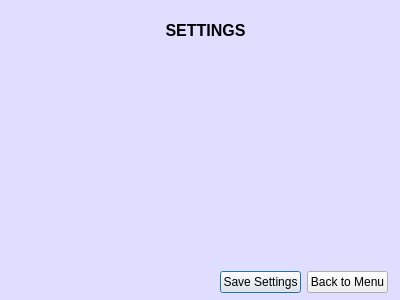
Above: Game/settingsdialog.ui from miikka0000/BusDestroyer2000-Game-with-Qt before the change. Below: the same form after it.
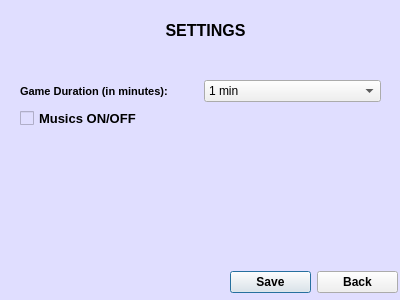
That is the form after the change. Icons and pictures are not drawn.

Commit message: alustettu settingsDialogia ja edistetty sitä. Siirretty musiikkiasetus kokonaan tänne MainMenusta ja generoitu QComboBox peliajan valitsemista varten

What changed in the file:
```diff
--- a/Game/settingsdialog.ui
+++ b/Game/settingsdialog.ui
@@ -42,7 +42,7 @@
   <widget class="QWidget" name="">
    <property name="geometry">
     <rect>
-     <x>220</x>
+     <x>230</x>
      <y>270</y>
      <width>168</width>
      <height>24</height>
@@ -51,26 +51,135 @@
    <layout class="QHBoxLayout" name="horizontalLayout">
     <item>
      <widget class="QPushButton" name="saveSettingsButton">
+      <property name="font">
+       <font>
+        <weight>75</weight>
+        <bold>true</bold>
+       </font>
+      </property>
       <property name="styleSheet">
        <string notr="true">background-color: rgb(240, 240, 240);</string>
       </property>
       <property name="text">
-       <string>Save Settings</string>
+       <string>Save</string>
       </property>
      </widget>
     </item>
     <item>
      <widget class="QPushButton" name="backToMainButton">
+      <property name="font">
+       <font>
+        <weight>75</weight>
+        <bold>true</bold>
+       </font>
+      </property>
       <property name="styleSheet">
        <string notr="true">background-color: rgb(240, 240, 240);</string>
       </property>
       <property name="text">
-       <string>Back to Menu</string>
+       <string>Back</string>
       </property>
      </widget>
     </item>
    </layout>
   </widget>
+  <widget class="QWidget" name="">
+   <property name="geometry">
+    <rect>
+     <x>20</x>
+     <y>80</y>
+     <width>361</width>
+     <height>88</height>
+    </rect>
+   </property>
+   <layout class="QVBoxLayout" name="verticalLayout">
+    <item>
+     <layout class="QHBoxLayout" name="horizontalLayout_2">
+      <item>
+       <widget class="QLabel" name="chooseTimeLabel">
+        <property name="font">
+         <font>
+          <pointsize>8</pointsize>
+          <weight>75</weight>
+          <bold>true</bold>
+         </font>
+        </property>
+        <property name="text">
+         <string>Game Duration (in minutes):</string>
+        </property>
+       </widget>
+      </item>
+      <item>
+       <widget class="QComboBox" name="timeComboBox">
+        <property name="styleSheet">
+         <string notr="true">background-color: rgb(240, 240, 240);</string>
+        </property>
+        <item>
+         <property name="text">
+          <string>1 min</string>
+         </property>
+        </item>
+        <item>
+         <property name="text">
+          <string>2 min</string>
+         </property>
+        </item>
+        <item>
+         <property name="text">
+          <string>3 min</string>
+         </property>
+        </item>
+       </widget>
+      </item>
+     </layout>
+    </item>
+    <item>
+     <layout class="QVBoxLayout" name="verticalLayout_7">
+      <item>
+       <widget class="QCheckBox" name="musicsOnCheckBox">
+        <property name="font">
+         <font>
+          <pointsize>10</pointsize>
+          <weight>75</weight>
+          <bold>true</bold>
+         </font>
+        </property>
+        <property name="text">
+         <string>Musics ON/OFF</string>
+        </property>
+       </widget>
+      </item>
+      <item>
+       <layout class="QHBoxLayout" name="horizontalLayout_6">
+        <item>
+         <widget class="QLabel" name="musicsOnLabel">
+          <property name="styleSheet">
+           <string notr="true"/>
+          </property>
+          <property name="text">
+           <string/>
+          </property>
+          <property name="pixmap">
+           <pixmap resource="resources/res.qrc">:/images/souds_on.png</pixmap>
+          </property>
+         </widget>
+        </item>
+        <item>
+         <widget class="QLabel" name="musicsOffLabel">
+          <property name="text">
+           <string/>
+          </property>
+          <property name="pixmap">
+           <pixmap resource="resources/res.qrc">:/images/souds_off.png</pixmap>
+          </property>
+         </widget>
+        </item>
+       </layout>
+      </item>
+     </layout>
+    </item>
+   </layout>
+  </widget>
  </widget>
  <resources/>
  <connections/>
```
Left out of the diff: 4 changed lines with no effect on the pictures. The commit also changes 10 other files.
